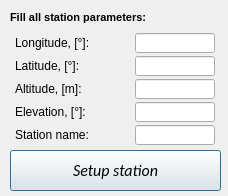
Qt form orbisat/orbisat_gui/ui/ground_station_setup_dialog.ui (nstitov/orbisat) before a commit.
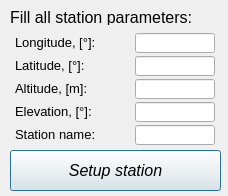
The same form after that commit.

```diff
--- a/orbisat/orbisat_gui/ui/ground_station_setup_dialog.ui
+++ b/orbisat/orbisat_gui/ui/ground_station_setup_dialog.ui
@@ -24,7 +24,7 @@
    </property>
    <property name="font">
     <font>
-     <family>Calibri</family>
+     <family>.AppleSystemUIFont</family>
      <pointsize>12</pointsize>
      <italic>true</italic>
     </font>
@@ -42,6 +42,11 @@
      <height>121</height>
     </rect>
    </property>
+   <property name="font">
+    <font>
+     <pointsize>10</pointsize>
+    </font>
+   </property>
    <layout class="QGridLayout" name="gridLayout">
     <property name="spacing">
      <number>0</number>
@@ -66,6 +71,11 @@
         <height>15</height>
        </size>
       </property>
+      <property name="font">
+       <font>
+        <pointsize>10</pointsize>
+       </font>
+      </property>
       <property name="text">
        <string>Station name:</string>
       </property>
@@ -113,6 +123,11 @@
         <height>15</height>
        </size>
       </property>
+      <property name="font">
+       <font>
+        <pointsize>10</pointsize>
+       </font>
+      </property>
       <property name="text">
        <string>Elevation, [°]:</string>
       </property>
@@ -160,6 +175,11 @@
         <height>15</height>
        </size>
       </property>
+      <property name="font">
+       <font>
+        <pointsize>10</pointsize>
+       </font>
+      </property>
       <property name="text">
        <string>Altitude, [m]:</string>
       </property>
@@ -229,6 +249,11 @@
         <height>15</height>
        </size>
       </property>
+      <property name="font">
+       <font>
+        <pointsize>10</pointsize>
+       </font>
+      </property>
       <property name="text">
        <string>Longitude, [°]:</string>
       </property>
@@ -276,6 +301,11 @@
         <height>15</height>
        </size>
       </property>
+      <property name="font">
+       <font>
+        <pointsize>10</pointsize>
+       </font>
+      </property>
       <property name="text">
        <string>Latitude, [°]:</string>
       </property>
@@ -312,9 +342,10 @@
    </property>
    <property name="font">
     <font>
-     <pointsize>8</pointsize>
-     <weight>75</weight>
-     <bold>true</bold>
+     <pointsize>12</pointsize>
+     <weight>50</weight>
+     <bold>false</bold>
+     <kerning>false</kerning>
     </font>
    </property>
    <property name="text">
```
Left out of the diff: 25 changed lines with no effect on the pictures.
